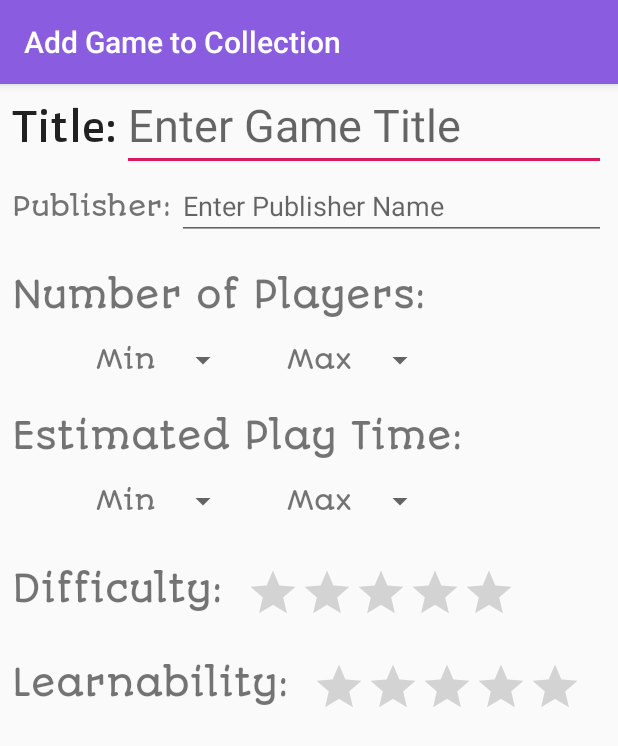
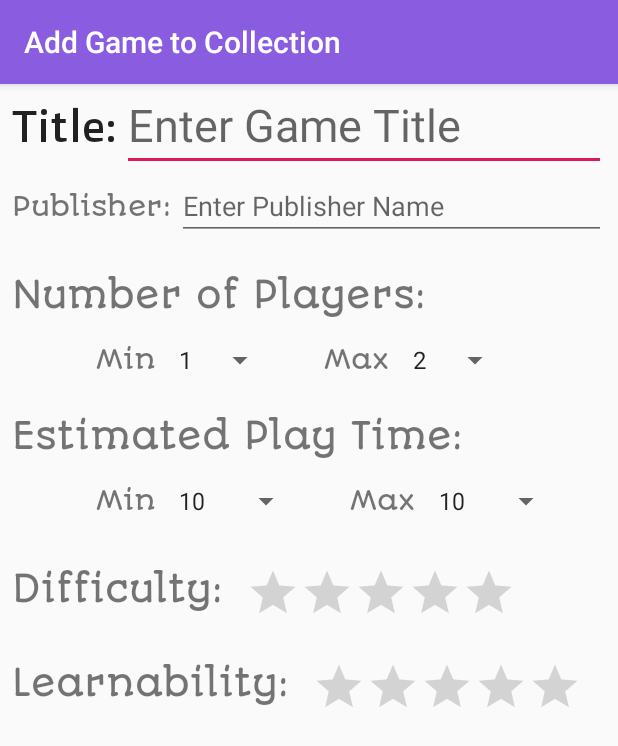
Before and after one commit to keegcb/Test3T, an Android app: the AddGameActivity screen opened directly, with no data from a screen before it, on a phone screen of 412 x 824 dp. Shown: the top 746 px of the screen. Run offline under Robolectric (Android 15) with nearby library versions, the phone set to English and light mode, and no system bars.

```diff
--- a/app/src/main/java/space/java/test3t/AddGameActivity.java
+++ b/app/src/main/java/space/java/test3t/AddGameActivity.java
@@ -6,8 +6,12 @@ import android.support.design.widget.Snackbar;
 import android.support.v7.app.AppCompatActivity;
 import android.support.v7.widget.Toolbar;
 import android.view.View;
+import android.widget.AdapterView;
+import android.widget.ArrayAdapter;
+import android.widget.Spinner;
+import android.widget.Toast;
 
-public class AddGameActivity extends AppCompatActivity {
+public class AddGameActivity extends AppCompatActivity implements AdapterView.OnItemSelectedListener {
 
     @Override
     protected void onCreate(Bundle savedInstanceState) {
@@ -17,6 +21,44 @@ public class AddGameActivity extends AppCompatActivity {
         setSupportActionBar(toolbar);
         getSupportActionBar().setTitle("Add Game to Collection");
 
+
+        Spinner spinnerMinSeat = findViewById(R.id.spinner_minSeat);
+        ArrayAdapter<CharSequence> adapterMinS = ArrayAdapter.createFromResource(this, R.array.spinner_min_seats, android.R.layout.simple_spinner_item);
+        adapterMinS.setDropDownViewResource(android.R.layout.simple_spinner_dropdown_item);
+        spinnerMinSeat.setAdapter(adapterMinS);
+        spinnerMinSeat.setOnItemSelectedListener(this);
+
+        Spinner spinnerMaxSeat = findViewById(R.id.spinner_maxSeat);
+        ArrayAdapter<CharSequence> adapterMaxS = ArrayAdapter.createFromResource(this, R.array.spinner_max_seats, android.R.layout.simple_spinner_item);
+        adapterMaxS.setDropDownViewResource(android.R.layout.simple_spinner_dropdown_item);
+        spinnerMaxSeat.setAdapter(adapterMaxS);
+        spinnerMaxSeat.setOnItemSelectedListener(this);
+
+        Spinner spinnerMinTime = findViewById(R.id.spinner_minTime);
+        ArrayAdapter<CharSequence> adapterMinT = ArrayAdapter.createFromResource(this, R.array.spinner_play_time, android.R.layout.simple_spinner_item);
+        adapterMinT.setDropDownViewResource(android.R.layout.simple_spinner_dropdown_item);
+        spinnerMinTime.setAdapter(adapterMinT);
+        spinnerMinTime.setOnItemSelectedListener(this);
+
+        Spinner spinnerMaxTime = findViewById(R.id.spinner_maxTime);
+        ArrayAdapter<CharSequence> adapterMaxT = ArrayAdapter.createFromResource(this, R.array.spinner_play_time, android.R.layout.simple_spinner_item);
+        adapterMaxT.setDropDownViewResource(android.R.layout.simple_spinner_dropdown_item);
+        spinnerMaxTime.setAdapter(adapterMaxT);
+        spinnerMaxTime.setOnItemSelectedListener(this);
+
     }
 
+
+    @Override
+    public void onItemSelected(AdapterView<?> parent, View view, int position, long id) {
+        String text = parent.getItemAtPosition(position).toString();
+        Toast.makeText(parent.getContext(), text, Toast.LENGTH_SHORT).show();
+    }
+
+    @Override
+    public void onNothingSelected(AdapterView<?> parent) {
+
+    }
+
+
 }
--- a/app/src/main/java/space/java/test3t/MainActivity.java
+++ b/app/src/main/java/space/java/test3t/MainActivity.java
@@ -9,7 +9,7 @@ import android.support.v7.widget.Toolbar;
 import android.view.View;
 import android.view.Menu;
 import android.view.MenuItem;
-import android.widget.Button;
+
 
 public class MainActivity extends AppCompatActivity {
 
@@ -23,7 +23,6 @@ public class MainActivity extends AppCompatActivity {
 
         Toolbar toolbar = findViewById(R.id.toolbar_new_game);
         setSupportActionBar(toolbar);
-
 
         FloatingActionButton fab = findViewById(R.id.fab);
         fab.setOnClickListener(new View.OnClickListener() {
--- a/app/src/main/res/layout/content_add_game.xml
+++ b/app/src/main/res/layout/content_add_game.xml
@@ -110,6 +110,7 @@
                     android:layout_height="wrap_content"
                     android:layout_marginStart="8dp"
                     android:layout_marginTop="16dp"
+                    android:dropDownWidth="wrap_content"
                     app:layout_constraintStart_toEndOf="@id/textView_minSeat"
                     app:layout_constraintTop_toBottomOf="@+id/textView_numberSeats" />
 
```
